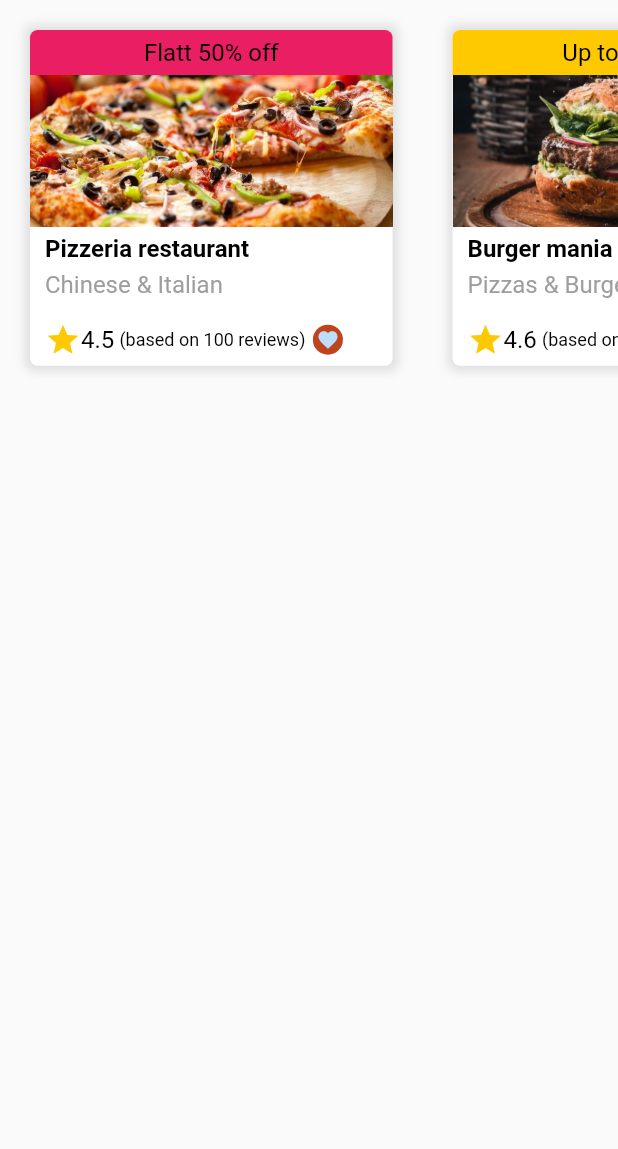
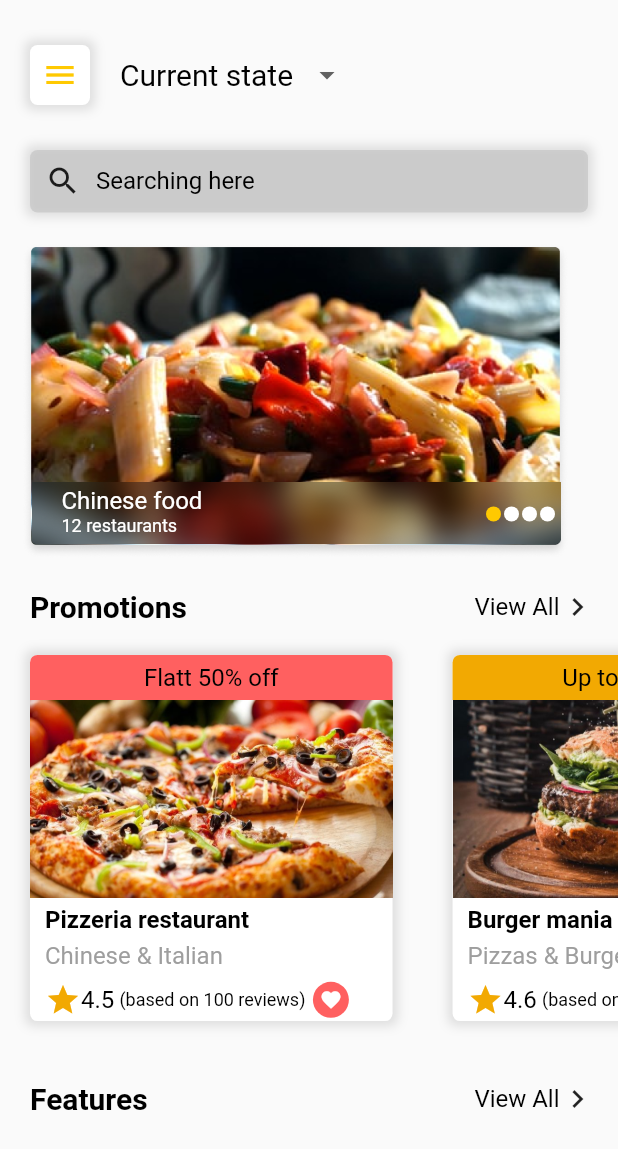
Before and after one commit to ilyosyusuf/Delivery-App, a Flutter app: the MyHomePage screen opened directly, on a phone screen of 412 x 824 dp. Shown: the top 1149 px of the screen. Run offline on Flutter 3.47's test engine with Material 2 defaults, Android fonts, the phone set to English and light mode, and no system bars; our stand-ins replace flutter_svg.

Commit message:
Bir nechta widgetlar qo'shildi

```diff
--- a/lib/core/constants/colors.dart
+++ b/lib/core/constants/colors.dart
@@ -6,4 +6,8 @@ class ColorConst{
   static const Color kRedColor =  Color(0XFFBE441D);
   static const Color kTextColor = Colors.black;
   static const Color kGreyColor = Colors.grey;
+  static const Color kPinkForList = Color(0XFFFF6060);
+  static const Color kAmberForList = Color(0XFFF2A902);
+  static const Color kGreenForList = Colors.green;
+
 }
--- a/lib/core/data/food_data.dart
+++ b/lib/core/data/food_data.dart
@@ -12,8 +12,8 @@ class UserData{
 
 class FoodData{
   static List<FoodModel> FoodList = [
-    FoodModel("Flatt 50% off", "Pizzeria restaurant", "Chinese & Italian", "(based on 100 reviews)", "assets/images/pizza.png", "4.5", Colors.pink),
-    FoodModel("Up to 70% off", "Burger mania", "Pizzas & Burgers", "(based on 70 reviews)","assets/images/burgers.png","4.6", ColorConst.kPrimaryColor),
-    FoodModel("Flatt 30% off", "Lavash", "Pizzas", "(based on 650 reviews)", "assets/images/listview_3.png", "4.7", Colors.green),
+    FoodModel("Flatt 50% off", "Pizzeria restaurant", "Chinese & Italian", "(based on 100 reviews)", "assets/images/pizza.png", "4.5", ColorConst.kPinkForList),
+    FoodModel("Up to 70% off", "Burger mania", "Pizzas & Burgers", "(based on 70 reviews)","assets/images/burgers.png","4.6", ColorConst.kAmberForList),
+    FoodModel("Flatt 30% off", "Lavash", "Pizzas", "(based on 650 reviews)", "assets/images/listview_3.png", "4.7", ColorConst.kGreenForList),
   ];
 }
--- a/lib/screens/authorpage/sign_up.dart
+++ b/lib/screens/authorpage/sign_up.dart
@@ -58,7 +58,7 @@ Widget build(BuildContext context) {
                 decoration: AllBorder.allBorder(ColorConst.kWhiteColor.withOpacity(0.1)),
                 // height: 50,
                 child: Icon(Icons.arrow_back, color: ColorConst.kWhiteColor,)
-              )
+              ),
 
             ),
             Positioned(
--- a/lib/screens/homepage/home_page.dart
+++ b/lib/screens/homepage/home_page.dart
@@ -1,4 +1,9 @@
+import 'package:exam/core/components/boxdecoration/boxdecoration.dart';
+import 'package:exam/core/components/sizeconfig/size_config.dart';
+import 'package:exam/core/constants/colors.dart';
+import 'package:exam/core/constants/fonts.dart';
 import 'package:exam/widgets/foodwidgets/food_list_horz.dart';
+import 'package:exam/widgets/textwidget/text_widget.dart';
 import 'package:flutter/material.dart';
 
 class MyHomePage extends StatefulWidget {
@@ -9,16 +14,152 @@ class MyHomePage extends StatefulWidget {
 }
 
 class _MyHomePageState extends State<MyHomePage> {
+  int? _scoreValue;
+
+  final List<DropdownMenuItem<int>> _dropDowns = [
+    DropdownMenuItem<int>(child: TextWidget.textWidget(text: "Andijan"), value: 1,),
+    DropdownMenuItem<int>(child: TextWidget.textWidget(text: "Tashkent"), value: 2,),
+    DropdownMenuItem<int>(child: TextWidget.textWidget(text: "Ferghana"), value: 3,),
+  ];
   @override
   Widget build(BuildContext context) {
+    SizeConfig().init(context);
     return Scaffold(
       body: Center(
         child: ListView(
           children: [
+            Container(
+              height: 100,
+              margin: EdgeInsets.only(left: 20.0),
+              child: Row(
+                children: [
+                  Container(
+                    height: 40,
+                    width: 40,
+                    decoration: AllBorder.allBorder(ColorConst.kWhiteColor),
+                    child: Icon(Icons.menu, color: ColorConst.kPrimaryColor,),
+                  ),
+                  Container(
+                    margin: EdgeInsets.only(left: 20.0),
+                    width: 150,
+                    height: 100,
+                   child: DropdownButtonHideUnderline(
+                      child: DropdownButton<int>(
+                        items: _dropDowns,
+                        value: _scoreValue,
+                        // hint: const Text("Bahoni tanlang"),
+                        hint: TextWidget.textWidget(text: "Current state", size: FontSizeConst.kLargeFont),
+                        onChanged: (value) {
+                          setState(() {
+                            _scoreValue = value;
+                          });
+                        },
+                      ),
+                    ),
+                    // color: Colors.blue,
+                  )
+
+                ],
+              ),
+            ),
+            Container(
+              margin: EdgeInsets.only(left: 20.0, right: 20.0),
+              height: getHeight(41.0),
+              child: Row(
+                children:[
+                  SizedBox(width: 10,),
+                  Icon(Icons.search),
+                  SizedBox(width: 10,),
+                  TextWidget.textWidget(text: "Searching here")
+                ]
+              ),
+              decoration: AllBorder.allBorder(ColorConst.kGreyColor.withOpacity(0.3)),
+            ),
+            SizedBox(height: 20.0,),
+            Stack(
+              children:[
+                Container(
+                  margin: EdgeInsets.only(left: 14.5),
+                  child: Image.asset('assets/images/mainpic.png', width: 365),
+                ),
+                Positioned(
+                  bottom: 10,
+                  left: 21,
+                  child: Image.asset('assets/images/blur.png', width: 353),
+
+                ),
+                Positioned(
+                  bottom: 15,
+                  left: 41,
+                  child: Container(
+                    child: Column(
+                      crossAxisAlignment: CrossAxisAlignment.start,
+                      children: [
+                        TextWidget.textWidget(text: "Chinese food", color: ColorConst.kWhiteColor),
+                        TextWidget.textWidget(text: "12 restaurants", color: ColorConst.kWhiteColor, size: FontSizeConst.kSmallFont),
+                      ],
+                    ),
+                  ),
+                ),
+                Positioned(
+                  bottom: 25,
+                  right: 40,
+                  child: Container(
+                    width: 50,
+                    child: Row(
+                      mainAxisAlignment: MainAxisAlignment.spaceEvenly,
+                      children: const [
+                        CircleAvatar(
+                          radius: 5.0,
+                          backgroundColor: ColorConst.kPrimaryColor,
+                        ),
+                        CircleAvatar(
+                          radius: 5.0,
+                          backgroundColor: ColorConst.kWhiteColor,
+                        ),
+                        CircleAvatar(
+                          radius: 5.0,
+                          backgroundColor: ColorConst.kWhiteColor,
+                        ),
+                        CircleAvatar(
+                          radius: 5.0,
+                          backgroundColor: ColorConst.kWhiteColor,
+                        ),
+                      ],
+                    ),
+                  )
+
+                )
+              ]
+            ),
+            _viewAll("Promotions"),
             FoodWidget(),
+            _viewAll("Features"),
+
+
           ],
         ),
       ),
     );
   }
+
+  Container _viewAll(String text) {
+    return Container(
+      margin: EdgeInsets.only(left: 20.0, right: 15.0, top: 20.0),
+            child: Row(
+              mainAxisAlignment: MainAxisAlignment.spaceBetween,
+              children:[
+                TextWidget.textWidget(text: text, size: FontSizeConst.kLargeFont, fontWeight: FontWeightConst.kBold),
+                Container(
+                  child: Row(
+                    children: [
+                      TextWidget.textWidget(text: "View All"),
+                      Icon(Icons.chevron_right_outlined),
+                    ],
+                  ),
+                )
+              ]
+            )
+          );
+  }
 }
--- a/lib/widgets/foodwidgets/food_list_horz.dart
+++ b/lib/widgets/foodwidgets/food_list_horz.dart
@@ -2,12 +2,10 @@ import 'package:exam/core/components/boxdecoration/boxdecoration.dart';
 import 'package:exam/core/components/sizeconfig/size_config.dart';
 import 'package:exam/core/constants/colors.dart';
 import 'package:exam/core/constants/fonts.dart';
-import 'package:exam/core/constants/icon_const.dart';
 import 'package:exam/core/data/food_data.dart';
 import 'package:exam/models/authormodel/food_model.dart';
 import 'package:exam/widgets/textwidget/text_widget.dart';
 import 'package:flutter/material.dart';
-import 'package:flutter_svg/svg.dart';
 
 class FoodWidget extends StatefulWidget {
   const FoodWidget({ Key? key }) : super(key: key);
@@ -21,7 +19,7 @@ class _FoodWidgetState extends State<FoodWidget> {
   Widget build(BuildContext context) {
     SizeConfig().init(context);
     return Container(
-      height: getHeight(260),
+      height: getHeight(280),
       child: ListView.builder(
         scrollDirection: Axis.horizontal,
         itemCount: FoodData.FoodList.length,
@@ -29,7 +27,7 @@ class _FoodWidgetState extends State<FoodWidget> {
           FoodModel foods = FoodData.FoodList[i];
         return Container(
         width: getWidth(220),
-        height: getHeight(220),
+        height: getHeight(250),
         // color: Colors.amber,
         margin: EdgeInsets.all(20.0),
         decoration: AllBorder.allBorder(ColorConst.kWhiteColor),
@@ -45,7 +43,7 @@ class _FoodWidgetState extends State<FoodWidget> {
             Container(
               // width: getWidth(100),
               width: MediaQuery.of(context).size.width,
-              height: getHeight(100),
+              height: getHeight(130),
               // color: Colors.red,
               child: Image.asset(foods.image, fit: BoxFit.cover),
             ),
@@ -61,19 +59,19 @@ class _FoodWidgetState extends State<FoodWidget> {
               child: TextWidget.textWidget(text: foods.type, color: ColorConst.kGreyColor)
             ),
             Container(
-              padding: EdgeInsets.only(left: 10.0, top: 15.0),
+              padding: EdgeInsets.only(left: 10.0, top: 8.0),
               child: Row(
                 children: [
-                  Icon(Icons.star, color: ColorConst.kPrimaryColor,),
+                  Icon(Icons.star, color: ColorConst.kAmberForList),
                   TextWidget.textWidget(text: foods.rate, size: FontSizeConst.kMediumFont),
                   Text(" "),
                   TextWidget.textWidget(text: foods.reviews, size: FontSizeConst.kSmallFont),
                   Container(
                     margin: EdgeInsets.only(left: 5),
                     child: CircleAvatar(
-                      radius: 10,
-                      backgroundColor: ColorConst.kRedColor,
-                      child: Icon(Icons.favorite, size: 15,),
+                      radius: 12,
+                      backgroundColor: ColorConst.kPinkForList,
+                      child: Icon(Icons.favorite, size: 15, color: ColorConst.kWhiteColor,),
                     ),
                   )
                 ],
```
Also changed, not shown: assets/images/blur.png (added), assets/images/mainpic.png (added).
